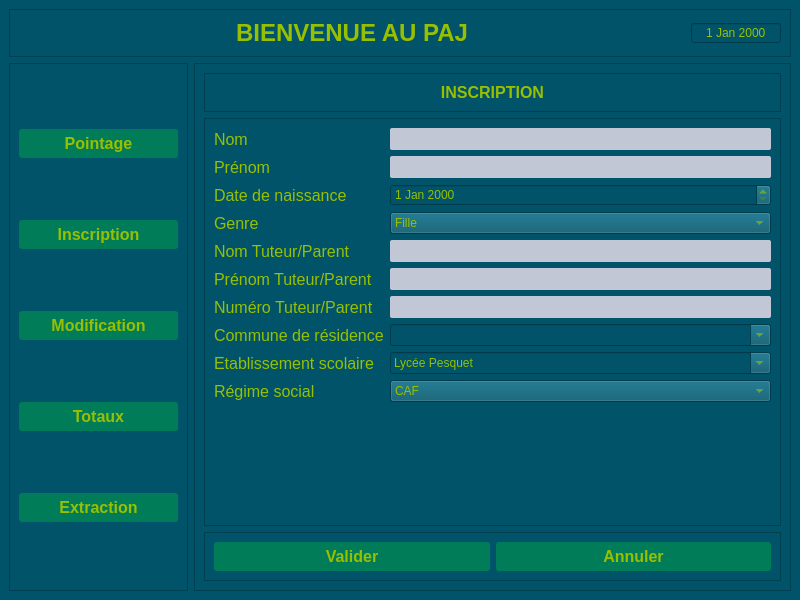
Before: the Qt Designer form venv/gui_elements/main.ui in RobinBARBEY/PointagePAJ, drawn with Qt 5.
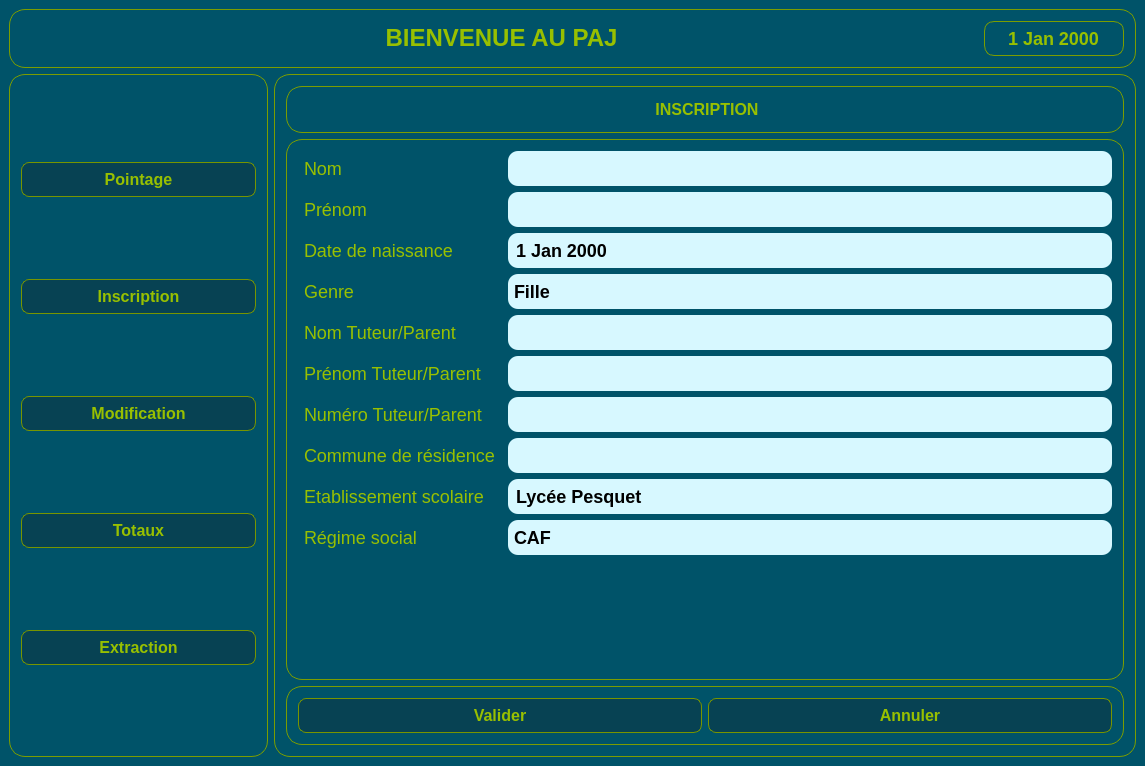
After: the same form once the commit is applied. The open tabs and pages were chosen to show the change. Icons and pictures are not drawn.

The edit to the form file:
```diff
--- a/venv/gui_elements/main.ui
+++ b/venv/gui_elements/main.ui
@@ -6,8 +6,8 @@
    <rect>
     <x>0</x>
     <y>0</y>
-    <width>800</width>
-    <height>600</height>
+    <width>1145</width>
+    <height>766</height>
    </rect>
   </property>
   <property name="windowTitle">
@@ -41,38 +41,97 @@
 {
 		background-color: #005369;
         color: rgb(152, 192, 0);
+		border-radius: 16px;
+}
+
+QFrame
+{
+		background-color: #005369;
+        color: rgb(152, 192, 0);
+		border: 1px solid rgb(154, 192, 0);
 		border-color: rgb(123, 157, 0);
+		border-radius: 16px;
+		padding: 2px;
 }
 
-
 /*-----QLabel-----*/
 QLabel
 {
 	background-color: transparent;
 	color: #98c000;
-	font-size: 16px;
-
+	font-size: 18px;
+	border: 0px;
+	padding: 2px;
 }
 
 
 /*-----QPushButton-----*/
 QPushButton
 {
-	background-color: #007d58;
+	background-color: rgb(7, 66, 83);
 	color: rgb(152, 192, 0);
 	font-size: 16px;
 	font-weight: bold;
-	border: none;
-	border-radius: 3px;
-	padding: 5px;
+	border: 1px solid rgb(119, 149, 0);
+	border-radius: 8px;
+	padding: 7px;
 
 }
 
 
 QPushButton::pressed
 {
-	background-color:  rgb(46, 45, 50) ;
+	background-color: rgb(16, 163, 206) ;
+	border: 3px solid rgb(128, 156, 15);
+}
 
+/*-----QComboBox-----*/
+QComboBox
+{
+	background-color: rgb(215, 248, 255);
+	color: rgb(0, 0, 0);
+	font-size: 18px;
+	font-weight: bold;
+	border-radius: 10px;
+	padding: 6px;
+}
+
+QComboBox::drop-down{
+	width: 30px;
+	border: 0px;
+	padding-right: 0px;
+}
+
+QComboBox::down-arrow{
+	image: url(:/Icons/icons8-drop-down-50.png);
+	height: 20px;
+	width: 20px;
+}
+
+QComboBox:on{
+	 border: 1px solid rgb(152, 192, 0);
+}
+
+
+QComboBox QListView{
+	font: 14px;
+	border: 1px solid rgb(152, 192, 0);
+	padding: 5px;
+	background-color: rgb(7, 66, 83);
+	outline: 0px;
+}
+
+QComboBox QListView:item{
+	font-size: 14px;
+	padding-left: 10px;
+	background-color: rgb(0, 0, 0);
+}
+
+QComboBox QListView:item:hover{
+	background-color: rgb(7, 66, 83);
+	color: rgb(60, 181, 181);
+	border: 1px solid rgb(152, 192, 0);
+	font-size: 14px;
 }
 
 
@@ -81,7 +140,7 @@
 {
 	background-color: transparent;
 	color: #fff;
-	font-size: 14px;
+	font-size: 18px;
 	font-weight: bold;
 	border: none;
 	border-radius: 5px;
@@ -136,25 +195,49 @@
 /*-----QLineEdit-----*/
 QLineEdit
 {
-	background-color: #c2c7d5;
-	color: #000;
+	background-color: rgb(215, 248, 255);
+	color: rgb(0, 0, 0);
+	font-size: 18px;
 	font-weight: bold;
-	border: none;
-	border-radius: 2px;
-	padding: 3px;
+	border-radius: 10px;
+	padding: 6px;
 
 }
 
+/*-----QLineEdit-----*/
+QDateEdit
+{
+	background-color: rgb(215, 248, 255);
+	color: rgb(0, 0, 0);
+	font-size: 18px;
+	font-weight: bold;
+	border-radius: 10px;
+	padding: 6px;
+}
+
+QDateEdit::drop-down{
+	width: 30px;
+	border: 0px;
+	padding-right: 0px;
+}
+
+QDateEdit::down-arrow{
+	image: url(:/Icons/icons8-drop-down-50.png);
+	height: 20px;
+	width: 20px;
+}
+
 
 /*-----QListView-----*/
 QListView
 {
-	background-color: qlineargradient(spread:pad, x1:1, y1:0, x2:1, y2:1, stop:0 rgba(50, 61, 80, 255),stop:1 rgba(44, 49, 69, 255));
-	color: #fff;
+	background-color: rgb(7, 66, 83);
+	color: rgb(152, 192, 19)rgb(152, 192, 0);
 	font-size: 14px;
 	font-weight: bold;
 	border: 1px solid #191919;
-	show-decoration-selected: 0;
+	border-radius: 10px;
+
 
 }
 
@@ -162,10 +245,10 @@
 QListView::item
 {
 	color: #31cecb;
-	background-color: #454e5e;
-	border: none;
+	background-color:rgb(7, 66, 83);
+	border: 1px solid rgb(152, 192, 0);
 	padding: 5px;
-	border-radius: 0px;
+	border-radius: 10px;
 	padding-left : 10px;
 	height: 42px;
 
@@ -173,8 +256,7 @@
 
 QListView::item:selected
 {
-	color: #31cecb;
-	background-color: #454e5e;
+	background-color: rgb(7, 66, 83);
 
 }
 
@@ -447,6 +529,9 @@
    <layout class="QVBoxLayout" name="verticalLayout_16">
     <item>
      <widget class="QFrame" name="frameHeader">
+      <property name="styleSheet">
+       <string notr="true"/>
+      </property>
       <property name="frameShape">
        <enum>QFrame::StyledPanel</enum>
       </property>
@@ -467,14 +552,14 @@
           <bool>false</bool>
          </property>
          <property name="sizePolicy">
-          <sizepolicy hsizetype="Minimum" vsizetype="Fixed">
+          <sizepolicy hsizetype="Preferred" vsizetype="Preferred">
            <horstretch>0</horstretch>
            <verstretch>0</verstretch>
           </sizepolicy>
          </property>
          <property name="minimumSize">
           <size>
-           <width>0</width>
+           <width>140</width>
            <height>0</height>
           </size>
          </property>
@@ -484,6 +569,13 @@
            <height>16777215</height>
           </size>
          </property>
+         <property name="styleSheet">
+          <string notr="true">background-color: rgb(0, 83, 105);
+color: rgb(152, 192, 0);
+border: 1px solid rgb(123, 157, 0);
+border-radius: 10px;
+padding: 5px;</string>
+         </property>
          <property name="wrapping">
           <bool>false</bool>
          </property>
@@ -545,6 +637,9 @@
            <height>16777215</height>
           </size>
          </property>
+         <property name="styleSheet">
+          <string notr="true"/>
+         </property>
          <property name="frameShape">
           <enum>QFrame::StyledPanel</enum>
          </property>
@@ -648,6 +743,9 @@
            <verstretch>0</verstretch>
           </sizepolicy>
          </property>
+         <property name="styleSheet">
+          <string notr="true"/>
+         </property>
          <property name="frameShape">
           <enum>QFrame::StyledPanel</enum>
          </property>
@@ -655,7 +753,7 @@
           <enum>QFrame::Raised</enum>
          </property>
          <property name="currentIndex">
-          <number>4</number>
+          <number>1</number>
          </property>
          <widget class="QWidget" name="PagePointage">
           <layout class="QVBoxLayout" name="verticalLayout_2">
@@ -674,7 +772,7 @@
               <item alignment="Qt::AlignHCenter">
                <widget class="QLabel" name="label_12">
                 <property name="text">
-                 <string>&lt;html&gt;&lt;head/&gt;&lt;body&gt;&lt;p&gt;&lt;span style=&quot; font-size:14pt; font-weight:600;&quot;&gt;POINTAGE&lt;/span&gt;&lt;/p&gt;&lt;/body&gt;&lt;/html&gt;</string>
+                 <string>&lt;html&gt;&lt;head/&gt;&lt;body&gt;&lt;p&gt;&lt;span style=&quot; font-size:14pt; font-weight:700;&quot;&gt;POINTAGE&lt;/span&gt;&lt;/p&gt;&lt;/body&gt;&lt;/html&gt;</string>
                 </property>
                </widget>
               </item>
@@ -873,6 +971,15 @@
                   <verstretch>0</verstretch>
                  </sizepolicy>
                 </property>
+                <property name="wrapping">
+                 <bool>false</bool>
+                </property>
+                <property name="buttonSymbols">
+                 <enum>QAbstractSpinBox::NoButtons</enum>
+                </property>
+                <property name="calendarPopup">
+                 <bool>false</bool>
+                </property>
                </widget>
               </item>
               <item row="4" column="0">
@@ -1017,6 +1124,9 @@
                 <property name="currentIndex">
                  <number>0</number>
                 </property>
+                <property name="maxVisibleItems">
+                 <number>8</number>
+                </property>
                 <property name="insertPolicy">
                  <enum>QComboBox::NoInsert</enum>
                 </property>
@@ -1127,19 +1237,6 @@
                 </item>
                </widget>
               </item>
-              <item row="11" column="1">
-               <spacer name="verticalSpacer_3">
-                <property name="orientation">
-                 <enum>Qt::Vertical</enum>
-                </property>
-                <property name="sizeHint" stdset="0">
-                 <size>
-                  <width>20</width>
-                  <height>40</height>
-                 </size>
-                </property>
-               </spacer>
-              </item>
              </layout>
             </widget>
            </item>
@@ -1311,7 +1408,11 @@
                <widget class="QLineEdit" name="lineEditModifPrenom"/>
               </item>
               <item row="3" column="1">
-               <widget class="QDateEdit" name="dateEditModifDateNaiss"/>
+               <widget class="QDateEdit" name="dateEditModifDateNaiss">
+                <property name="buttonSymbols">
+                 <enum>QAbstractSpinBox::NoButtons</enum>
+                </property>
+               </widget>
               </item>
               <item row="5" column="0">
                <widget class="QLabel" name="labelModifRegSoc">
@@ -1584,6 +1685,9 @@
               </property>
               <item row="3" column="1">
                <widget class="QDateEdit" name="dateEditFin">
+                <property name="locale">
+                 <locale language="French" country="France"/>
+                </property>
                 <property name="calendarPopup">
                  <bool>true</bool>
                 </property>
@@ -1604,6 +1708,9 @@
                   <verstretch>0</verstretch>
                  </sizepolicy>
                 </property>
+                <property name="locale">
+                 <locale language="French" country="France"/>
+                </property>
                 <property name="calendarPopup">
                  <bool>true</bool>
                 </property>
```
Left out of the diff: 92 changed lines with no effect on the pictures.
